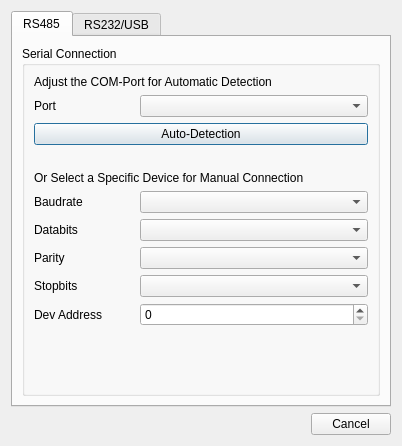
KAYA-Instruments/SDI-Control-Point, file dct_widgets/connectdialog/connectdialog.ui: the form before one commit.
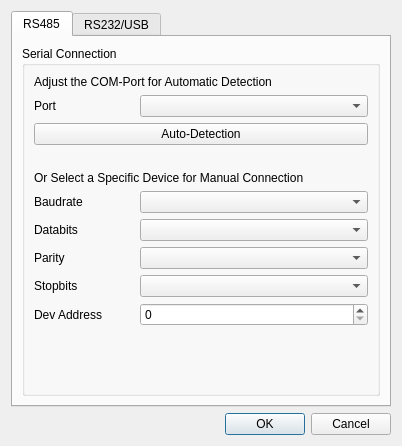
The form after the commit. Icons and pictures are not drawn.

The edit to the form file:
```diff
--- a/dct_widgets/connectdialog/connectdialog.ui
+++ b/dct_widgets/connectdialog/connectdialog.ui
@@ -163,6 +163,12 @@
           </item>
           <item row="3" column="0">
            <widget class="QPushButton" name="btScan">
+            <property name="sizePolicy">
+             <sizepolicy hsizetype="Minimum" vsizetype="Fixed">
+              <horstretch>0</horstretch>
+              <verstretch>0</verstretch>
+             </sizepolicy>
+            </property>
             <property name="toolTip">
              <string>Automatically Scan for Devices on the given COM-Port</string>
             </property>
@@ -456,7 +462,7 @@
       <enum>Qt::Horizontal</enum>
      </property>
      <property name="standardButtons">
-      <set>QDialogButtonBox::Cancel</set>
+      <set>QDialogButtonBox::Cancel|QDialogButtonBox::Ok</set>
      </property>
     </widget>
    </item>
```
Left out of the diff: 184 changed lines with no effect on the pictures.
